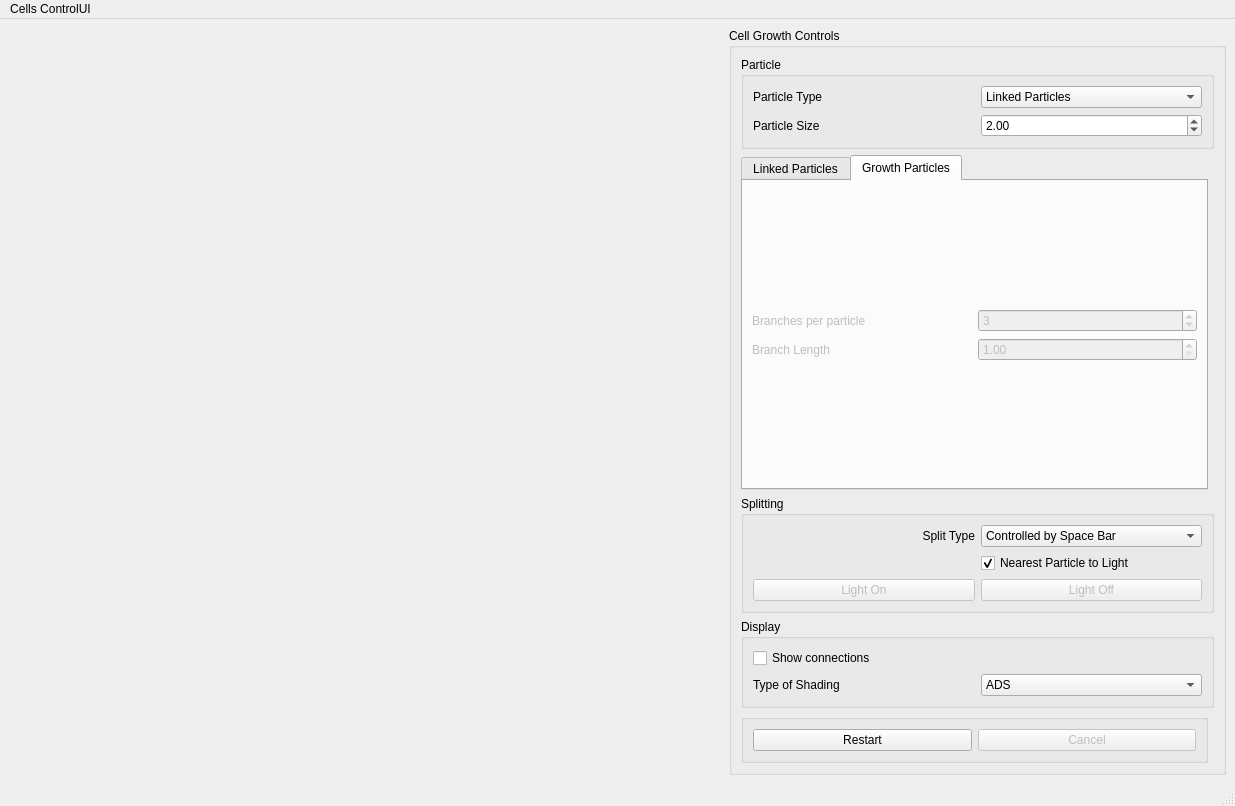
Above: ui/GUI.ui from eulersson/CellGrowth before the change. Below: the same form after it.
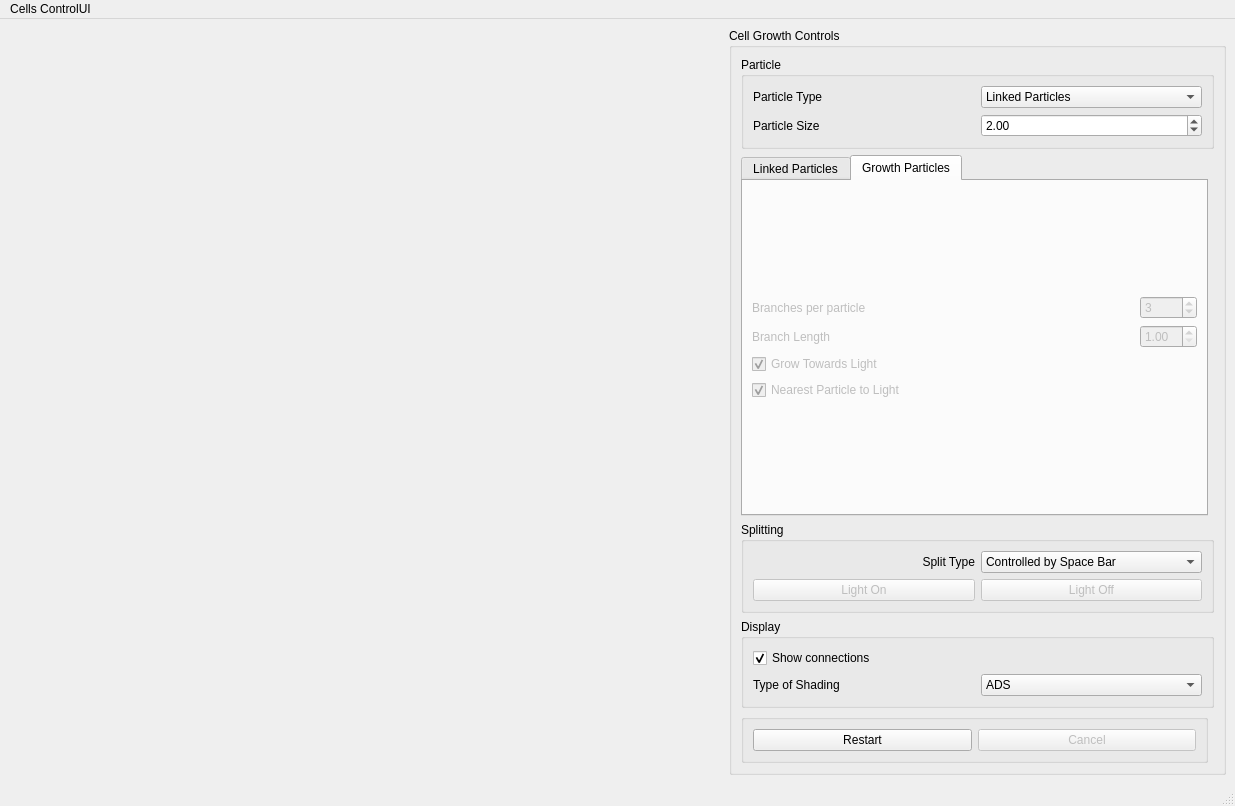
That is the form after the change. The open tabs and pages were chosen to show the change.

Commit message: Finalised GrowthParticles

```diff
--- a/ui/GUI.ui
+++ b/ui/GUI.ui
@@ -233,7 +233,7 @@
              </property>
             </widget>
            </item>
-           <item row="4" column="0">
+           <item row="6" column="0">
             <spacer name="verticalSpacer_2">
              <property name="orientation">
               <enum>Qt::Vertical</enum>
@@ -246,6 +246,32 @@
              </property>
             </spacer>
            </item>
+           <item row="5" column="0">
+            <widget class="QCheckBox" name="m_nearestPart">
+             <property name="sizePolicy">
+              <sizepolicy hsizetype="Expanding" vsizetype="Fixed">
+               <horstretch>0</horstretch>
+               <verstretch>0</verstretch>
+              </sizepolicy>
+             </property>
+             <property name="text">
+              <string>Nearest Particle to Light</string>
+             </property>
+             <property name="checked">
+              <bool>true</bool>
+             </property>
+            </widget>
+           </item>
+           <item row="4" column="0">
+            <widget class="QCheckBox" name="m_GP_growtoLight">
+             <property name="text">
+              <string>Grow Towards Light</string>
+             </property>
+             <property name="checked">
+              <bool>true</bool>
+             </property>
+            </widget>
+           </item>
           </layout>
          </widget>
         </widget>
@@ -374,7 +400,7 @@
              <bool>true</bool>
             </property>
             <property name="checked">
-             <bool>false</bool>
+             <bool>true</bool>
             </property>
             <property name="tristate">
              <bool>false</bool>
@@ -498,22 +524,6 @@
             </property>
            </widget>
           </item>
-          <item row="1" column="1">
-           <widget class="QCheckBox" name="m_nearestPart">
-            <property name="sizePolicy">
-             <sizepolicy hsizetype="Expanding" vsizetype="Fixed">
-              <horstretch>0</horstretch>
-              <verstretch>0</verstretch>
-             </sizepolicy>
-            </property>
-            <property name="text">
-             <string>Nearest Particle to Light</string>
-            </property>
-            <property name="checked">
-             <bool>true</bool>
-            </property>
-           </widget>
-          </item>
           <item row="0" column="0">
            <widget class="QLabel" name="label_8">
             <property name="sizePolicy">
```
Left out of the diff: 4 changed lines with no effect on the pictures. The commit also changes 9 other files.
